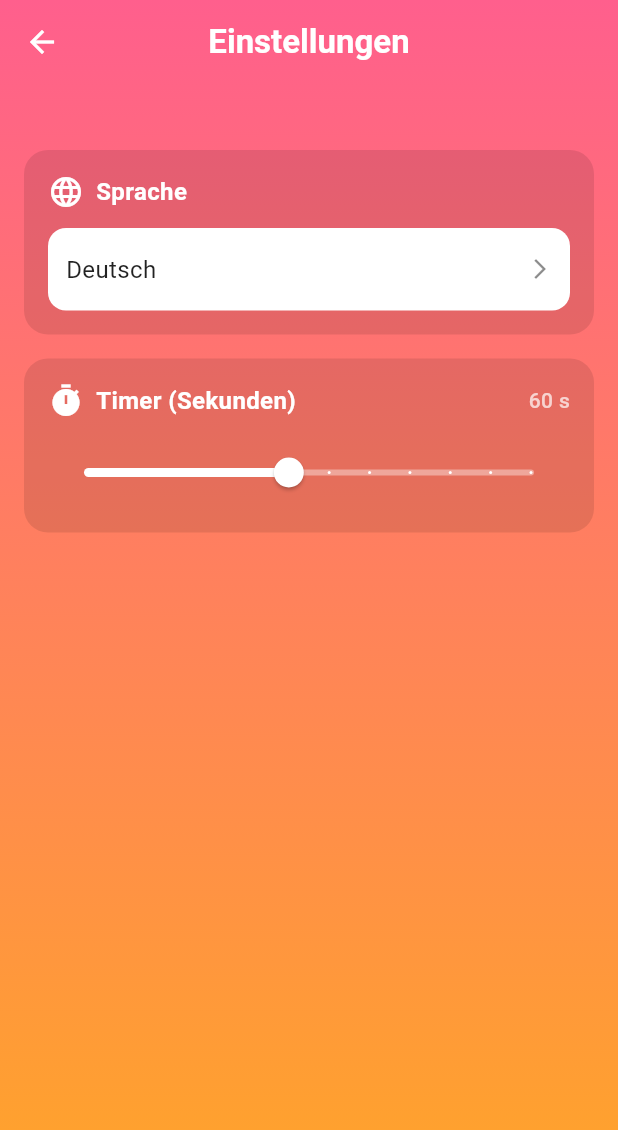
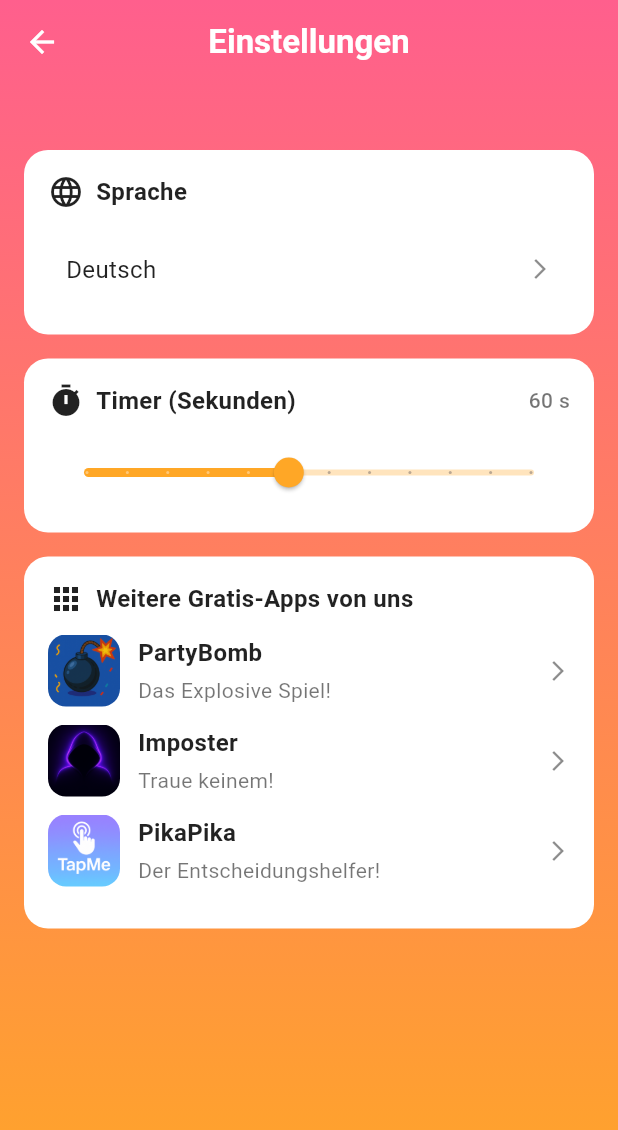
Before and after one commit to Gibbybby/charade, a Flutter app: the SettingsScreen screen opened directly, on a phone screen of 412 x 824 dp. Shown: the top 1130 px of the screen. Run offline on Flutter 3.47's test engine with Material 3 defaults, Android fonts, the phone set to English and light mode, and no system bars; our stand-ins replace audioplayers, sensors_plus, shared_preferences, vibration; accounts and stored records are empty; generated files the repository leaves out were written again.

Commit message:
geht das?

```diff
--- a/apps/charadex/lib/settings.dart
+++ b/apps/charadex/lib/settings.dart
@@ -1,12 +1,20 @@
 import 'package:flutter/material.dart';
 import 'package:provider/provider.dart';
 import 'package:flutter_gen/gen_l10n/app_localizations.dart';
+import 'package:url_launcher/url_launcher.dart';
 import 'app_state.dart';
 
 class SettingsScreen extends StatelessWidget {
   const SettingsScreen({Key? key}) : super(key: key);
 
   static const _languageCodes = ['de', 'en', 'hr', 'es', 'zh'];
+
+  Future<void> _openLink(String url) async {
+    final uri = Uri.parse(url);
+    if (!await launchUrl(uri, mode: LaunchMode.externalApplication)) {
+      // Fehlerbehandlung, falls nötig
+    }
+  }
 
   @override
   Widget build(BuildContext context) {
@@ -59,6 +67,7 @@ class SettingsScreen extends StatelessWidget {
           child: Column(
             crossAxisAlignment: CrossAxisAlignment.stretch,
             children: [
+              // Sprache
               _buildCard(
                 context,
                 icon: Icons.language,
@@ -99,30 +108,127 @@ class SettingsScreen extends StatelessWidget {
                 ),
               ),
               const SizedBox(height: 16),
+
+              // Timer
               _buildCardWithValue(
                 context,
                 icon: Icons.timer,
                 title: loc.timerLabel,
                 value: "${appState.timerSeconds} ${loc.secondsAbbr}",
                 child: SliderTheme(
-                  data: SliderTheme.of(
-                    context,
-                  ).copyWith(showValueIndicator: ShowValueIndicator.never),
+                  data: SliderTheme.of(context).copyWith(
+                    thumbColor: const Color(0xFFFFA726),
+                    activeTrackColor: const Color(0xFFFFA726),
+                    inactiveTrackColor: const Color(
+                      0xFFFFA726,
+                    ).withOpacity(0.3),
+                    overlayColor: Colors.transparent,
+                    showValueIndicator: ShowValueIndicator.never,
+                  ),
                   child: Slider(
                     value: sliderValue,
                     min: 10,
                     max: 120,
                     divisions: 11,
-                    onChanged: (newValue) {
-                      appState.setTimer(newValue.round());
-                    },
-                    activeColor: Colors.white,
-                    inactiveColor: Colors.white38,
+                    onChanged:
+                        (newValue) => appState.setTimer(newValue.round()),
                   ),
+                ),
+              ),
+              const SizedBox(height: 16),
+
+              // Box: Weitere Gratis-Apps von uns mit drei Einträgen
+              _buildCard(
+                context,
+                icon: Icons.apps,
+                title: 'Weitere Gratis-Apps von uns',
+                child: Column(
+                  children: [
+                    _appEntry(
+                      asset: 'assets/icons/partybomb.png',
+                      title: 'PartyBomb',
+                      subtitle: 'Das Explosive Spiel!',
+                      link:
+                          'https://apps.apple.com/app/apple-store/id6746101066?pt=126797007&ct=GuessUp&mt=8',
+                    ),
+                    _appEntry(
+                      asset: 'assets/icons/imposter.png',
+                      title: 'Imposter',
+                      subtitle: 'Traue keinem!',
+                      link:
+                          'https://apps.apple.com/app/apple-store/id6745120053?pt=126797007&ct=GuessUp&mt=8',
+                    ),
+                    _appEntry(
+                      asset: 'assets/icons/pikapika.png',
+                      title: 'PikaPika',
+                      subtitle: 'Der Entscheidungshelfer!',
+                      link:
+                          'https://apps.apple.com/app/apple-store/id6744726904?pt=126797007&ct=GuessUp&mt=8',
+                    ),
+                  ],
                 ),
               ),
             ],
           ),
+        ),
+      ),
+    );
+  }
+
+  Widget _appEntry({
+    required String asset,
+    required String title,
+    required String subtitle,
+    required String link,
+  }) {
+    return Padding(
+      padding: const EdgeInsets.only(bottom: 12),
+      child: InkWell(
+        onTap: () => _openLink(link),
+        borderRadius: BorderRadius.circular(12),
+        child: Row(
+          children: [
+            ClipRRect(
+              borderRadius: BorderRadius.circular(12),
+              child: Image.asset(
+                asset,
+                width: 48,
+                height: 48,
+                fit: BoxFit.cover,
+              ),
+            ),
+            const SizedBox(width: 12),
+            Expanded(
+              child: Column(
+                crossAxisAlignment: CrossAxisAlignment.start,
+                children: [
+                  Text(
+                    title,
+                    style: const TextStyle(
+                      fontSize: 16,
+                      color: Colors.black87,
+                      fontWeight: FontWeight.bold,
+                    ),
+                  ),
+                  if (subtitle.isNotEmpty) ...[
+                    const SizedBox(height: 4),
+                    Text(
+                      subtitle,
+                      style: const TextStyle(
+                        fontSize: 14,
+                        color: Colors.black54,
+                      ),
+                    ),
+                  ],
+                ],
+              ),
+            ),
+            const Icon(
+              Icons.arrow_forward_ios,
+              size: 16,
+              color: Colors.black45,
+            ),
+          ],
         ),
       ),
     );
@@ -189,7 +295,7 @@ class SettingsScreen extends StatelessWidget {
     return Container(
       padding: const EdgeInsets.all(16),
       decoration: BoxDecoration(
-        color: Colors.black.withOpacity(0.1),
+        color: Colors.white,
         borderRadius: BorderRadius.circular(16),
       ),
       child: Column(
@@ -197,12 +303,12 @@ class SettingsScreen extends StatelessWidget {
         children: [
           Row(
             children: [
-              Icon(icon, color: Colors.white),
+              Icon(icon, color: Colors.black87),
               const SizedBox(width: 8),
               Text(
                 title,
                 style: const TextStyle(
-                  color: Colors.white,
+                  color: Colors.black87,
                   fontSize: 16,
                   fontWeight: FontWeight.bold,
                 ),
@@ -226,20 +332,20 @@ class SettingsScreen extends StatelessWidget {
     return Container(
       padding: const EdgeInsets.all(16),
       decoration: BoxDecoration(
-        color: Colors.black.withOpacity(0.1),
+        color: Colors.white,
         borderRadius: BorderRadius.circular(16),
       ),
       child: Column(
         children: [
           Row(
             children: [
-              Icon(icon, color: Colors.white),
+              Icon(icon, color: Colors.black87),
               const SizedBox(width: 8),
               Expanded(
                 child: Text(
                   title,
                   style: const TextStyle(
-                    color: Colors.white,
+                    color: Colors.black87,
                     fontSize: 16,
                     fontWeight: FontWeight.bold,
                   ),
@@ -248,7 +354,7 @@ class SettingsScreen extends StatelessWidget {
               Text(
                 value,
                 style: const TextStyle(
-                  color: Colors.white70,
+                  color: Colors.black54,
                   fontSize: 14,
                   fontWeight: FontWeight.w500,
                 ),
--- a/apps/charadex/pubspec.yaml
+++ b/apps/charadex/pubspec.yaml
@@ -21,6 +21,7 @@ dependencies:
   audioplayers: ^6.4.0
   vibration: ^3.1.3
   provider: ^6.1.0
+  url_launcher: ^6.1.7
 
 dev_dependencies:
   flutter_test:
@@ -59,6 +60,9 @@ flutter:
     - assets/words/es.json
     - assets/words/hr.json
     - assets/words/zh.json
+    - assets/icons/partybomb.png
+    - assets/icons/imposter.png
+    - assets/icons/pikapika.png
 
 flutter_launcher_icons:
   android: true
```
Also changed, not shown: apps/charadex/assets/icons/imposter.png (added), apps/charadex/assets/icons/partybomb.png (added), apps/charadex/assets/icons/pikapika.png (added), apps/charadex/pubspec.lock, 5 other files.
